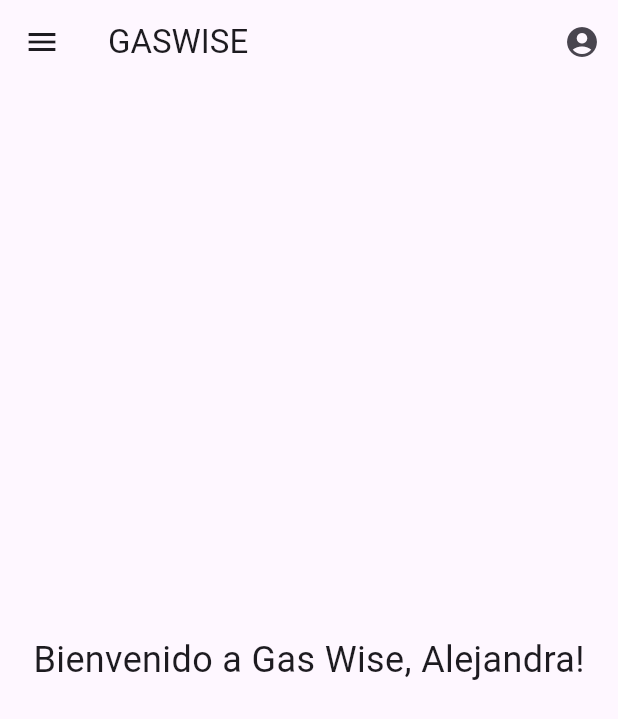
After one commit to ManuelCruz27/RepoProyecto, a Flutter app: the screen it shows after launch, after a tap on "Home", on a phone screen of 412 x 824 dp. The commit adds this screen. Shown: the top 719 px of the screen. Run offline on Flutter 3.47's test engine with Material 3 defaults, Android fonts, the phone set to English and light mode, and no system bars.

Commit message:
primer_actualizacion

```diff
--- /dev/null
+++ b/Proyecto/lib/Menu.dart
@@ -0,0 +1,97 @@
+import 'package:flutter/material.dart';
+
+void main() {
+  runApp(MyApp());
+}
+
+class MyApp extends StatelessWidget {
+  @override
+  Widget build(BuildContext context) {
+    return MaterialApp(
+      title: 'GasWise',
+      theme: ThemeData(
+        primarySwatch: Colors.orange,
+      ),
+      home: GasWiseHome(),
+    );
+  }
+}
+
+class GasWiseHome extends StatelessWidget {
+  @override
+  Widget build(BuildContext context) {
+    return Scaffold(
+      appBar: AppBar(
+        title: Text('GASWISE'),
+        actions: <Widget>[
+          IconButton(
+            icon: Icon(Icons.account_circle),
+            onPressed: () {
+              // Aquí puedes agregar la funcionalidad para el perfil
+            },
+          ),
+        ],
+      ),
+      drawer: Drawer(
+        child: ListView(
+          padding: EdgeInsets.zero,
+          children: <Widget>[
+            DrawerHeader(
+              decoration: BoxDecoration(
+                color: Colors.orange,
+              ),
+              child: Text(
+                'GasWise Menu',
+                style: TextStyle(
+                  color: Colors.white,
+                  fontSize: 24,
+                ),
+              ),
+            ),
+            ListTile(
+              leading: Icon(Icons.home),
+              title: Text('Inicio'),
+              onTap: () {
+                Navigator.pop(context); // Para cerrar el menú después de selección
+              },
+            ),
+            ListTile(
+              leading: Icon(Icons.assessment),
+              title: Text('Consumo Diario'),
+              onTap: () {
+                // Agrega navegación o funcionalidad aquí
+              },
+            ),
+            ListTile(
+              leading: Icon(Icons.history),
+              title: Text('Historial de Consumo'),
+              onTap: () {
+                // Agrega navegación o funcionalidad aquí
+              },
+            ),
+            ListTile(
+              leading: Icon(Icons.settings),
+              title: Text('Ajustes'),
+              onTap: () {
+                // Agrega navegación o funcionalidad aquí
+              },
+            ),
+            ListTile(
+              leading: Icon(Icons.logout),
+              title: Text('Cerrar Sesión'),
+              onTap: () {
+                // Agrega navegación o funcionalidad aquí
+              },
+            ),
+          ],
+        ),
+      ),
+      body: Center(
+        child: Text(
+          'Bienvenido a Gas Wise, Alejandra!',
+          style: TextStyle(fontSize: 24),
+        ),
+      ),
+    );
+  }
+}
--- a/Proyecto/lib/MenuScreen.dart
+++ b/Proyecto/lib/MenuScreen.dart
@@ -3,7 +3,9 @@ import 'package:flutter/material.dart';
 import 'package:http/http.dart' as http;
 import 'dart:async';
 import 'package:crypto/crypto.dart'; // Importamos la librería crypto para encriptar
+import 'package:proyecto/Home.dart';
 import 'package:proyecto/main.dart';
+import 'package:proyecto/Home.dart';
 // Pantalla principal a la que se redirige después de iniciar sesión.
 class MenuScreen extends StatelessWidget {
   final String nombreUsuario;
@@ -33,6 +35,7 @@ class MenuScreen extends StatelessWidget {
               },
               child: Text('Volver al Inicio'),
             ),
+
           ],
         ),
       ),
--- a/Proyecto/lib/RecuperarContraseña.dart
+++ b/Proyecto/lib/RecuperarContraseña.dart
@@ -29,7 +29,7 @@ class _RecuperarContrasenaState extends State<RecuperarContrasena> {
 
     try {
       final response = await http.post(
-        Uri.parse('http://192.168.100.102:3001/solicitar-recuperacio'), // la IPv4 cambia dependiendo de la red que estés conectado
+        Uri.parse('http://192.168.100.19:3001/solicitar-recuperacio'), // la IPv4 cambia dependiendo de la red que estés conectado
         headers: {'Content-Type': 'application/json'},
         body: jsonEncode(requestBody),
       );
--- a/Proyecto/lib/Registro_Screen.dart
+++ b/Proyecto/lib/Registro_Screen.dart
@@ -73,7 +73,7 @@ class _RegistroScreenState extends State<Registro_Screen> {
 
     try {
       final response = await http.post(
-        Uri.parse('http://192.168.100.102:3000/register'), // la IPv4 cambia dependiendo de la red que estés conectado
+        Uri.parse('http://192.168.100.19:3000/register'), // la IPv4 cambia dependiendo de la red que estés conectado
         headers: {'Content-Type': 'application/json'},
         body: jsonEncode(requestBody),
       );
--- a/Proyecto/lib/main.dart
+++ b/Proyecto/lib/main.dart
@@ -5,6 +5,9 @@ import 'dart:async';
 import 'package:proyecto/MenuScreen.dart';
 import 'package:proyecto/RecuperarContraseña.dart';
 import 'package:proyecto/Registro_Screen.dart';
+import 'package:proyecto/Home.dart';
+import 'package:proyecto/Menu.dart';
+
 
 void main() {
   runApp(GasWiseApp());
@@ -52,7 +55,7 @@ class _LoginScreenState extends State<LoginScreen> {
     try {
       // Realiza la petición HTTP POST para iniciar sesión
       final response = await http.post(
-        Uri.parse('http://192.168.100.102:3000/login'), // la IPv4 cambia dependiendo de la red que estés conectado
+        Uri.parse('http://192.168.100.19:3000/login'), // la IPv4 cambia dependiendo de la red que estés conectado
         headers: {'Content-Type': 'application/json'}, // Cabeceras de la solicitud
         body: jsonEncode(requestBody), // Convierte el cuerpo de la solicitud a JSON
       );
@@ -70,7 +73,7 @@ class _LoginScreenState extends State<LoginScreen> {
           Navigator.pushReplacement(
             context,
             MaterialPageRoute(
-                builder: (context) => MenuScreen(nombreUsuario: nombreUsuario)), // Navega a la pantalla del menú
+                builder: (context) => MenuPrincipal(nombreUsuario: nombreUsuario)), // Navega a la pantalla del menú
           );
         } else {
           // Muestra un error si no se encuentra el campo 'nombre' en la respuesta
@@ -232,6 +235,18 @@ class _LoginScreenState extends State<LoginScreen> {
                         child: Text('Iniciar sesión'),
                       ),
                     ),
+                    SizedBox(height: 20),
+                    ElevatedButton(
+                      onPressed: () {
+                        Navigator.pushAndRemoveUntil(
+                          context,
+                          MaterialPageRoute(builder: (context) => GasWiseHome()),
+                              (Route<dynamic> route) => false,
+                        );
+                      },
+                      child: Text('Home'),
+                    ),
+
                     SizedBox(height: 20),
                     // Botón para recuperar la contraseña
                     TextButton(
```
Also changed, not shown: Proyecto/lib/Home.dart (added, +102 -0 lines).
